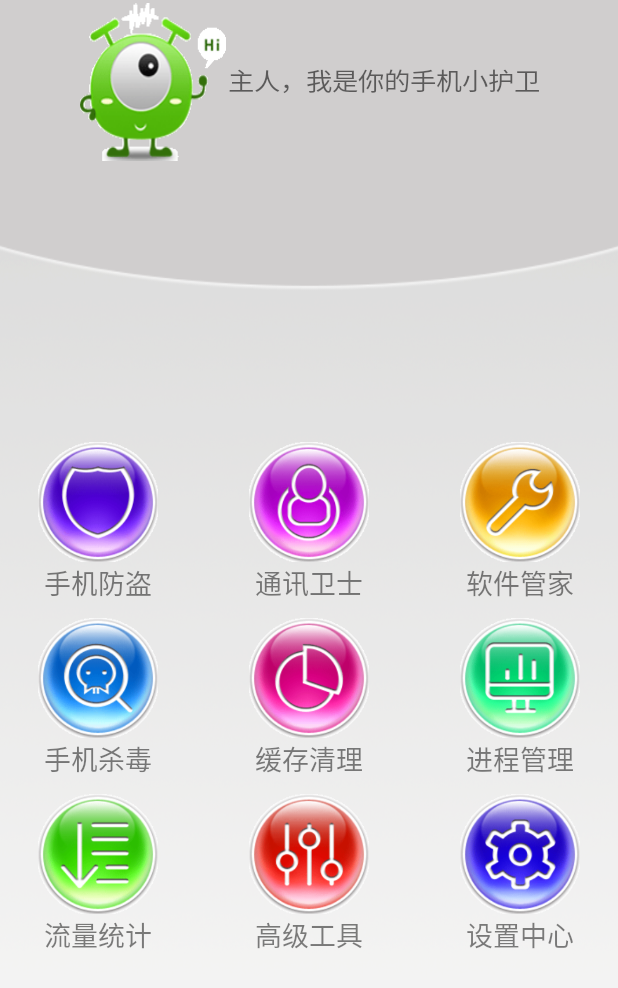
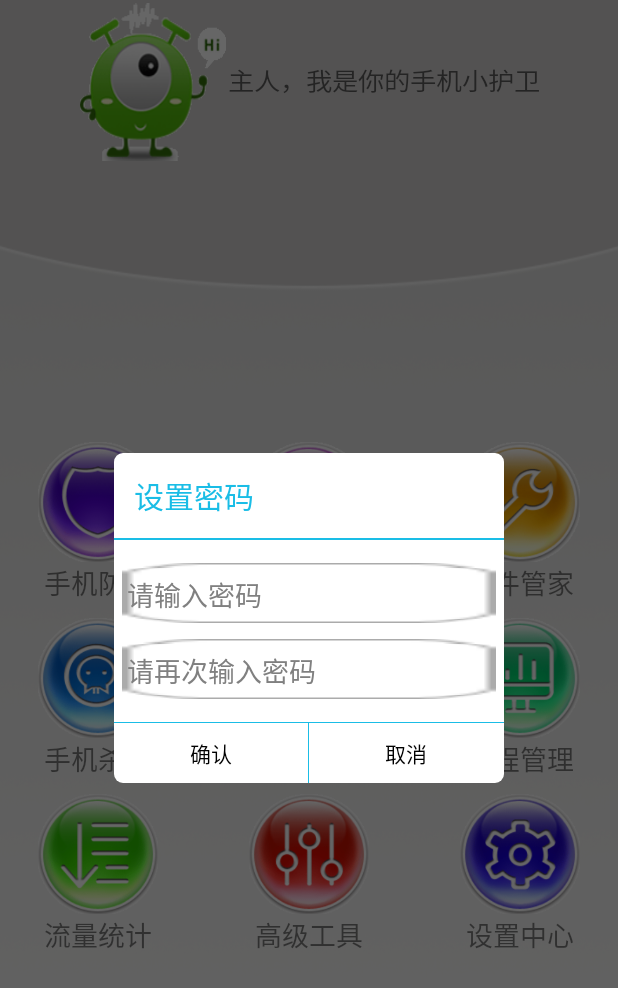
Before and after one commit to 07160710/MobileGuard, an Android app: the HomeActivity screen opened directly, with no data from a screen before it, after a tap on "手机防盗", on a phone screen of 412 x 824 dp. Shown: the top 988 px of the screen. Run offline under Robolectric (Android 15) with nearby library versions, the phone set to English and light mode, and no system bars.

Commit message:
代码提交0927

```diff
--- a/app/src/main/java/cn/edu/gdmec/android/mobileguard/m1home/HomeActivity.java
+++ b/app/src/main/java/cn/edu/gdmec/android/mobileguard/m1home/HomeActivity.java
@@ -1,7 +1,10 @@
 package cn.edu.gdmec.android.mobileguard.m1home;
 
+import android.content.Intent;
+import android.content.SharedPreferences;
 import android.support.v7.app.AppCompatActivity;
 import android.os.Bundle;
+import android.text.TextUtils;
 import android.view.KeyEvent;
 import android.view.View;
 import android.widget.AdapterView;
@@ -10,26 +13,43 @@ import android.widget.Toast;
 
 import cn.edu.gdmec.android.mobileguard.R;
 import cn.edu.gdmec.android.mobileguard.m1home.adapter.HomeAdapter;
+import cn.edu.gdmec.android.mobileguard.m2theftguard.dialog.InterPasswordDialog;
+import cn.edu.gdmec.android.mobileguard.m2theftguard.dialog.SetupPasswordDialog;
+import cn.edu.gdmec.android.mobileguard.m2theftguard.utils.MD5Utils;
 
 public class HomeActivity extends AppCompatActivity {
     private GridView gv_home;
     private long mExitTime;
+
+    private SharedPreferences msharedPreferences;
 
     @Override
     protected void onCreate(Bundle savedInstanceState) {
         super.onCreate(savedInstanceState);
         setContentView(R.layout.activity_home);
         getSupportActionBar().hide();
+        msharedPreferences = getSharedPreferences("config", MODE_PRIVATE);
         gv_home = (GridView) findViewById(R.id.gv_home);
         gv_home.setAdapter(new HomeAdapter(this));
         gv_home.setOnItemClickListener(new AdapterView.OnItemClickListener() {
             @Override
             public void onItemClick(AdapterView<?> parent, View view, int position, long id) {
                 switch(position){
+                    case 0:
+                        if(isSetUpPassword()){
+                            showInterPswdDialog();
+                        }else{
+                            showSetUpPswdDialog();
+                        }
+                        break;
 
                 }
             }
         });
+    }
+    public void startActivity(Class<?> cls){
+        Intent intent = new Intent(HomeActivity.this,cls);
+        startActivity(intent);
     }
 
     @Override
@@ -45,4 +65,74 @@ public class HomeActivity extends AppCompatActivity {
         }
         return super.onKeyDown(keyCode, event);
     }
+    private void showSetUpPswdDialog(){
+        final SetupPasswordDialog setUpPasswordDialog = new SetupPasswordDialog(HomeActivity.this);
+        setUpPasswordDialog.setCallBack(new SetupPasswordDialog.MyCallBack(){
+            @Override
+            public void ok(){
+                String firstPwsd = setUpPasswordDialog.mFirstPWDET.getText().toString().trim();
+                String affirmPwsd = setUpPasswordDialog.mAffirmET.getText().toString().trim();
+                if(!TextUtils.isEmpty(firstPwsd) && !TextUtils.isEmpty(affirmPwsd)){
+                    if(firstPwsd.equals(affirmPwsd)){
+                        savePswd(affirmPwsd);
+                        setUpPasswordDialog.dismiss();
+                        showInterPswdDialog();
+                    }else{
+                        Toast.makeText(HomeActivity.this,"两次密码不一致",Toast.LENGTH_LONG).show();
+                    }
+                }else{
+                    Toast.makeText(HomeActivity.this,"密码不能为空！",Toast.LENGTH_LONG).show();
+                }
+            }
+            @Override
+            public void cancel(){
+                setUpPasswordDialog.dismiss();
+            }
+        });
+        setUpPasswordDialog.setCancelable(true);
+        setUpPasswordDialog.show();
+    }
+    private void showInterPswdDialog(){
+        final String password = getPassword();
+        final InterPasswordDialog mInPswdDialog = new InterPasswordDialog(HomeActivity.this);
+        mInPswdDialog.setCallBack(new InterPasswordDialog.MyCallBack(){
+            @Override
+            public void confirm(){
+                if(TextUtils.isEmpty(mInPswdDialog.getPassword())){
+                    Toast.makeText(HomeActivity.this,"密码不能为空",0).show();
+                }else if(password.equals(MD5Utils.encode(mInPswdDialog.getPassword()))){
+                    mInPswdDialog.dismiss();
+                    Toast.makeText(HomeActivity.this,"可以进入手机防盗模块",Toast.LENGTH_LONG).show();
+                }else{
+                    mInPswdDialog.dismiss();
+                    Toast.makeText(HomeActivity.this,"密码有误，请重新输入",0).show();
+                }
+            }
+            @Override
+            public void cancle(){
+                mInPswdDialog.dismiss();
+            }
+        });
+        mInPswdDialog.setCancelable(true);
+        mInPswdDialog.show();
+    }
+    private void savePswd(String affirmPwsd){
+        SharedPreferences.Editor edit = msharedPreferences.edit();
+        edit.putString("PhoneAntiTheftPWD",MD5Utils.encode(affirmPwsd));
+        edit.commit();
+    }
+    private String getPassword(){
+        String password = msharedPreferences.getString("PhoneAntiTheftPWD",null);
+        if(TextUtils.isEmpty(password)){
+            return "";
+        }
+        return password;
+    }
+    private boolean isSetUpPassword(){
+        String password = msharedPreferences.getString("PhoneAntiTheftPWD",null);
+        if(TextUtils.isEmpty(password)){
+            return false;
+        }
+        return true;
+    }
 }
--- /dev/null
+++ b/app/src/main/java/cn/edu/gdmec/android/mobileguard/m2theftguard/dialog/SetupPasswordDialog.java
@@ -0,0 +1,66 @@
+package cn.edu.gdmec.android.mobileguard.m2theftguard.dialog;
+
+import android.app.Dialog;
+import android.content.Context;
+import android.os.Bundle;
+import android.support.annotation.NonNull;
+import android.text.TextUtils;
+import android.view.View;
+import android.widget.EditText;
+import android.widget.TextView;
+
+import cn.edu.gdmec.android.mobileguard.R;
+
+
+public class SetupPasswordDialog extends Dialog implements View.OnClickListener {
+    private TextView mTitleTV;
+    public EditText mFirstPWDET;
+    public EditText mAffirmET;
+    private MyCallBack myCallBack;
+
+    @Override
+    protected void onCreate(Bundle savedInstanceState){
+        setContentView(R.layout.setup_password_dialog);
+        super.onCreate(savedInstanceState);
+        initView();
+    }
+
+    public SetupPasswordDialog(@NonNull Context context) {
+        super(context, R.style.dialog_custom);
+    }
+    private void initView(){
+        mTitleTV = (TextView) findViewById(R.id.tv_setuppwd_title);
+        mFirstPWDET = (EditText) findViewById(R.id.et_firstpwd);
+        mAffirmET = (EditText) findViewById(R.id.et_affirm_password);
+        findViewById(R.id.btn_ok).setOnClickListener(this);
+        findViewById(R.id.btn_cancle).setOnClickListener(this);
+    }
+
+    public void setTitle(String title){
+        if(!TextUtils.isEmpty(title)){
+            mTitleTV.setText(title);
+        }
+    }
+    public void setCallBack(MyCallBack myCallBack){
+        this.myCallBack = myCallBack;
+    }
+
+    @Override
+    public void onClick(View v) {
+        switch(v.getId()){
+            case R.id.btn_ok:
+                System.out.print("SetupPasswordDialog");
+                myCallBack.ok();
+                break;
+            case R.id.btn_cancle:
+                myCallBack.cancel();
+                break;
+        }
+
+    }
+    public interface MyCallBack{
+        void ok();
+        void cancel();
+
+    }
+}
--- /dev/null
+++ b/app/src/main/res/drawable/coner_bg_white.xml
@@ -0,0 +1,5 @@
+<?xml version="1.0" encoding="utf-8"?>
+<shape xmlns:android="http://schemas.android.com/apk/res/android">
+    <corners android:radius="6.0dp"/>
+    <solid android:color="#ffffff"/>
+</shape>
--- /dev/null
+++ b/app/src/main/res/layout/setup_password_dialog.xml
@@ -0,0 +1,70 @@
+<?xml version="1.0" encoding="utf-8"?>
+<LinearLayout xmlns:android="http://schemas.android.com/apk/res/android"
+    android:layout_width="260dp"
+    android:layout_height="220dp"
+    android:minHeight="150dp"
+    android:orientation="vertical"
+    android:layout_gravity="center"
+    android:background="@drawable/coner_bg_white">
+    <TextView
+        android:id="@+id/tv_setuppwd_title"
+        android:layout_width="match_parent"
+        android:layout_height="wrap_content"
+        android:padding="8dp"
+        android:layout_margin="5dp"
+        android:textColor="#1ABDE6"
+        android:text="设置密码"
+        android:textSize="20sp"/>
+    <View
+        android:layout_width="match_parent"
+        android:layout_height="1.5px"
+        android:background="#1ABDE6"
+        android:layout_marginBottom="10dp"/>
+    <EditText
+        android:id="@+id/et_firstpwd"
+        android:layout_width="match_parent"
+        android:layout_height="40dp"
+        android:layout_margin="5dp"
+        android:inputType="textPassword"
+        android:hint="请输入密码"
+        android:background="@drawable/edit_normal"/>
+    <EditText
+        android:id="@+id/et_affirm_password"
+        android:layout_width="match_parent"
+        android:layout_height="40dp"
+        android:layout_margin="5dp"
+        android:inputType="textPassword"
+        android:hint="请再次输入密码"
+        android:background="@drawable/edit_normal"/>
+    <View
+        android:layout_marginTop="10dp"
+        android:layout_width="match_parent"
+        android:layout_height="1.0px"
+        android:background="#1ABDE6"/>
+    <LinearLayout
+        android:layout_width="match_parent"
+        android:layout_height="match_parent"
+        android:orientation="horizontal"
+        android:gravity="center">
+        <Button
+            android:id="@+id/btn_ok"
+            android:layout_width="0dp"
+            android:layout_height="wrap_content"
+            android:layout_weight="1"
+            android:text="确认"
+            android:background="@android:color/white"/>
+        <View
+            android:layout_width="1.0px"
+            android:layout_height="match_parent"
+            android:background="#1ABDE6"/>
+        <Button
+            android:id="@+id/btn_cancle"
+            android:layout_width="0dp"
+            android:layout_height="wrap_content"
+            android:layout_weight="1"
+            android:text="取消"
+            android:background="@android:color/white"/>
+
+    </LinearLayout>
+
+</LinearLayout>
--- a/app/src/main/res/values/styles.xml
+++ b/app/src/main/res/values/styles.xml
@@ -7,5 +7,11 @@
         <item name="colorPrimaryDark">@color/colorPrimaryDark</item>
         <item name="colorAccent">@color/colorAccent</item>
     </style>
+    <style name="dialog_custom" parent="android:style/Theme.Dialog">
+        <item name="android:windowFrame">@null</item>
+        <item name="android:windowNoTitle">true</item>
+        <item name="android:background">#00000000</item>
+        <item name="android:windowBackground">@android:color/transparent</item>
+    </style>
 
 </resources>
```
Also changed, not shown: app/src/main/java/cn/edu/gdmec/android/mobileguard/m2theftguard/dialog/InterPasswordDialog.java (added, +67 -0 lines), app/src/main/java/cn/edu/gdmec/android/mobileguard/m2theftguard/utils/MD5Utils.java (added, +27 -0 lines), app/src/main/res/layout/inter_password_dialog.xml (added, +62 -0 lines), app/src/main/res/drawable/edit_normal.9.png (added).
